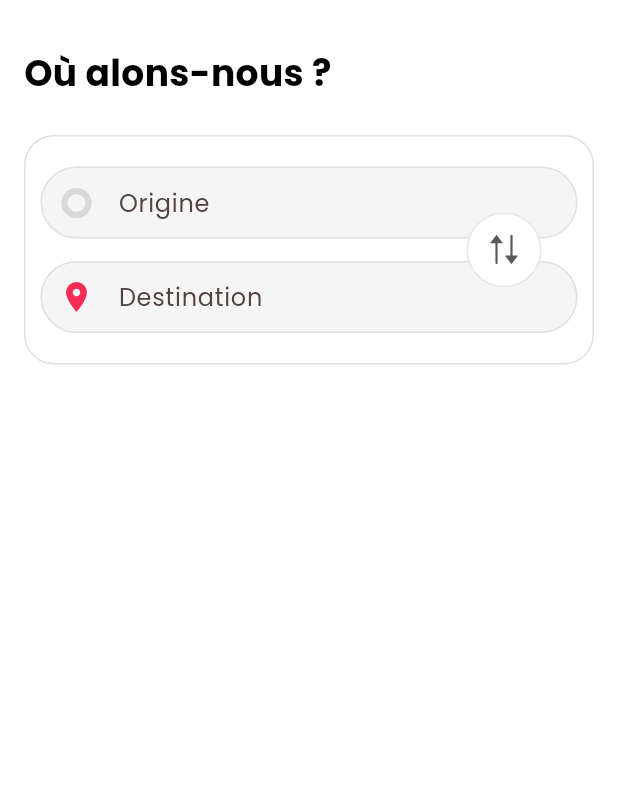
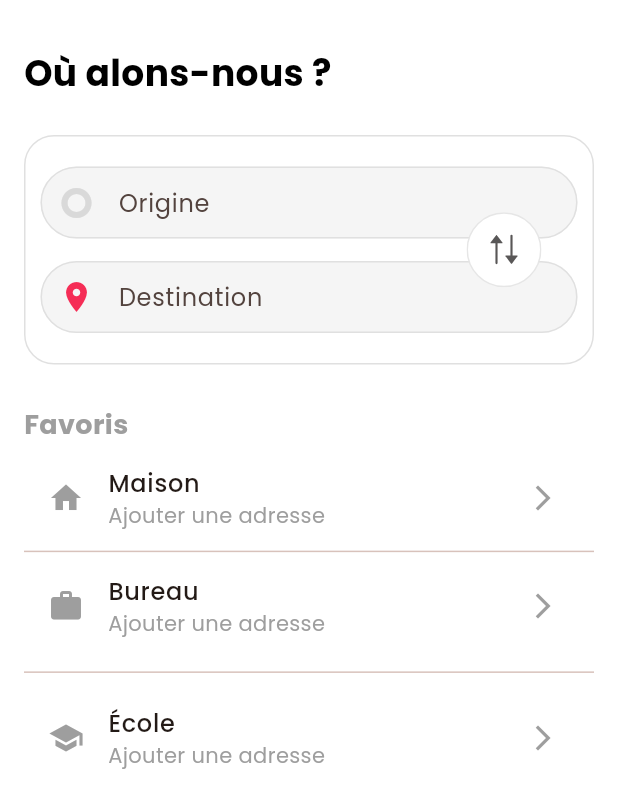
Before and after one commit to cgueye1/seddo, a Flutter app: the TransportCommun screen opened directly, on a phone screen of 412 x 824 dp. Shown: the top 808 px of the screen. Run offline on Flutter 3.47's test engine with Material 3 defaults, Android fonts, the light colour scheme and no system bars; drawn by our look-alikes of flutter_typeahead; our stand-ins replace bloc, dio, equatable, firebase_core, firebase_messaging, flutter_bloc and 14 more; missing offline and left inert: record; accounts and stored records are empty; network calls fail; project files that could hold a hidden picture were left out.

Commit message:
Transport Favoris

```diff
--- a/seedo-main/lib/pages/transit/TransportCommun.dart
+++ b/seedo-main/lib/pages/transit/TransportCommun.dart
@@ -9,6 +9,7 @@ import 'package:seddoapp/utils/HexColor.dart';
 import '../../models/transit/PlaceModel.dart';
 import '../../services/AdMobService.dart';
 import '../../widgets/transit/DakarSearchWidget.dart';
+import '../../widgets/transit/FavoritePlacesWidget.dart';
 import 'RouteTimelinePage.dart';
 
 class TransportCommun extends StatefulWidget {
@@ -86,6 +87,8 @@ class _HomeState extends State<TransportCommun> with WidgetsBindingObserver {
 
                     children: [
                       DakarSearchWidget(
+                        key: ValueKey("${origine?.name}-1"),
+                        initPlace: origine,
                         icon: Icon(
                           Icons.trip_origin_outlined,
                           color: HexColor("#D9D9D9"),
@@ -95,7 +98,7 @@ class _HomeState extends State<TransportCommun> with WidgetsBindingObserver {
                           setState(() {
                             loading = true;
                           });
-                          Future.delayed(Duration(seconds: 2), () {
+                          Future.delayed(Duration(seconds: 1), () {
                             setState(() {
                               loading = false;
                               origine = location;
@@ -105,17 +108,19 @@ class _HomeState extends State<TransportCommun> with WidgetsBindingObserver {
                       ),
                       SizedBox(height: 15),
                       DakarSearchWidget(
+                        key: ValueKey(destination?.name),
                         icon: Icon(
                           Icons.location_on_sharp,
                           color: HexColor("#F52D56"),
                         ),
                         label: "Destination",
+                        initPlace: destination,
                         onLocationSelected: (PlaceModel location) {
                           setState(() {
                             loading = true;
                           });
 
-                          Future.delayed(Duration(seconds: 2), () {
+                          Future.delayed(Duration(seconds: 1), () {
                             setState(() {
                               loading = false;
                               destination = location;
@@ -174,7 +179,14 @@ class _HomeState extends State<TransportCommun> with WidgetsBindingObserver {
                         stopTimeResponse: null,
                       ),
                     )
-                    : SizedBox(),
+                    : FavoritePlacesWidget(
+                        onFavoritePlaceSelected: (PlaceModel place) {
+                          setState(() {
+                            destination = place;
+                          });
+                        },
+
+                    ),
           ),
           Positioned(
             top: 0,
--- /dev/null
+++ b/seedo-main/lib/services/transit/FavoritePlaceService.dart
@@ -0,0 +1,33 @@
+import 'package:shared_preferences/shared_preferences.dart';
+import 'dart:convert';
+
+import '../../models/transit/PlaceModel.dart';
+
+
+class FavoritePlaceService {
+  static const _keys = {
+    'home': 'favorite_home',
+    'work': 'favorite_work',
+    'school': 'favorite_school',
+  };
+
+  Future<void> saveFavorite(String type, PlaceModel place) async {
+    final prefs = await SharedPreferences.getInstance();
+    final jsonString = jsonEncode(place.toJson());
+    await prefs.setString(_keys[type]!, jsonString);
+  }
+
+  Future<PlaceModel?> getFavorite(String type) async {
+    final prefs = await SharedPreferences.getInstance();
+    final jsonString = prefs.getString(_keys[type]!);
+    if (jsonString == null) return null;
+    final jsonData = jsonDecode(jsonString);
+    print(jsonData );
+    return PlaceModel.fromJson(jsonData);
+  }
+
+  Future<void> removeFavorite(String type) async {
+    final prefs = await SharedPreferences.getInstance();
+    await prefs.remove(_keys[type]!);
+  }
+}
--- a/seedo-main/lib/widgets/transit/DakarSearchWidget.dart
+++ b/seedo-main/lib/widgets/transit/DakarSearchWidget.dart
@@ -8,12 +8,20 @@ import 'package:http/http.dart' as http;
 import 'package:loading_indicator/loading_indicator.dart';
 
 import '../../models/transit/PlaceModel.dart';
+
 class DakarSearchWidget extends StatefulWidget {
   final Function(PlaceModel) onLocationSelected;
   final String label;
   final Icon icon;
+  final PlaceModel? initPlace;
 
-  const DakarSearchWidget({Key? key, required this.onLocationSelected, required this.label, required this.icon}) : super(key: key);
+  const DakarSearchWidget({
+    Key? key,
+    required this.onLocationSelected,
+    required this.label,
+    required this.icon,
+    this.initPlace,
+  }) : super(key: key);
 
   @override
   _DakarSearchWidgetState createState() => _DakarSearchWidgetState();
@@ -23,14 +31,24 @@ class _DakarSearchWidgetState extends State<DakarSearchWidget> {
   final TextEditingController _controller = TextEditingController();
   Timer? _debounceTimer;
   final Duration _debounceDelay = const Duration(milliseconds: 500);
-  bool positionLoader=false;
+  bool positionLoader = false;
 
   static const double dakarLat = 14.7167;
   static const double dakarLon = -17.4677;
+
+  @override
+  void initState() {
+    super.initState();
+    // If initPlace is not null, set the initial value of the text field
+    if (widget.initPlace != null) {
+      _controller.text = widget.initPlace!.name;
+    }
+  }
+
   Future<void> _useCurrentLocation() async {
     try {
       setState(() {
-        positionLoader=true;
+        positionLoader = true;
       });
       bool serviceEnabled = await Geolocator.isLocationServiceEnabled();
       if (!serviceEnabled) {
@@ -57,18 +75,16 @@ class _DakarSearchWidgetState extends State<DakarSearchWidget> {
       final url = Uri.parse(
         'https://nominatim.openstreetmap.org/reverse?format=json'
             '&lat=${position.latitude}&lon=${position.longitude}'
-            '&addressdetails=1',);
+            '&addressdetails=1',
+      );
 
       final response = await http.get(url, headers: {
         'User-Agent': 'solimus/1.0 (contactwakana@gmail.com)',
       });
-      print("response.body");
-      print(response.body);
-
 
       if (response.statusCode == 200) {
         setState(() {
-          positionLoader=false;
+          positionLoader = false;
         });
         final data = json.decode(response.body);
 
@@ -76,27 +92,26 @@ class _DakarSearchWidgetState extends State<DakarSearchWidget> {
           latitude: position.latitude,
           longitude: position.longitude,
           name: getLocationName(data),
-          address:_formatAddress(data['address']),
+          address: _formatAddress(data['address']),
         );
 
         _controller.text = place.name;
         widget.onLocationSelected(place);
         FocusScope.of(context).unfocus();
-
-
       } else {
         setState(() {
-          positionLoader=false;
+          positionLoader = false;
         });
         print('Erreur reverse geocoding : ${response.statusCode}');
       }
     } catch (e) {
       setState(() {
-        positionLoader=false;
+        positionLoader = false;
       });
       print('Erreur GPS ou reverse geocoding : $e');
     }
   }
+
   String getLocationName(Map<String, dynamic> data) {
     final name = data['name']?.toString().trim();
     if (name != null && name.isNotEmpty) {
@@ -110,6 +125,7 @@ class _DakarSearchWidgetState extends State<DakarSearchWidget> {
 
     return 'Ma position actuelle';
   }
+
   static String _formatAddress(Map<String, dynamic>? address) {
     if (address == null) return '';
 
@@ -137,7 +153,8 @@ class _DakarSearchWidgetState extends State<DakarSearchWidget> {
             '&limit=5'
             '&countrycodes=sn'
             '&viewbox=${dakarLon - 0.3},${dakarLat + 0.3},${dakarLon + 0.3},${dakarLat - 0.3}'
-              '&bounded=1');
+            '&bounded=1',
+      );
 
       final response = await http.get(
         url,
@@ -169,7 +186,6 @@ class _DakarSearchWidgetState extends State<DakarSearchWidget> {
             return await _fetchSuggestions(pattern);
           },
           builder: (context, controller, focusNode) {
-
             // Synchronisation manuelle
             if (!focusNode.hasFocus && _controller.text != controller.text) {
               controller.text = _controller.text;
@@ -193,12 +209,11 @@ class _DakarSearchWidgetState extends State<DakarSearchWidget> {
                 ),
                 focusedBorder: OutlineInputBorder(
                   borderRadius: BorderRadius.circular(100),
-                //  borderSide: BorderSide(color: Colors.blue),
                 ),
                 filled: true,
                 fillColor: Colors.grey[100],
                 contentPadding: EdgeInsets.symmetric(
-                  vertical: 12, // ↓ réduit la hauteur ici
+                  vertical: 12,
                   horizontal: 20,
                 ),
               ),
@@ -233,55 +248,39 @@ class _DakarSearchWidgetState extends State<DakarSearchWidget> {
           },
           emptyBuilder: (context) => Padding(
             padding: EdgeInsets.all(16),
-            child:Column(
+            child: Column(
               crossAxisAlignment: CrossAxisAlignment.center,
-
               children: [
                 Text(
                   'Aucun résultat trouvé',
                   style: TextStyle(color: Colors.grey),
                 ),
                 SizedBox(height: 10),
-                positionLoader?
-
-              Center(
-                child:   Container(
+                positionLoader
+                    ? Center(
+                  child: Container(
                     width: 50,
-
                     child: LoadingIndicator(
-
-                    indicatorType: Indicator. ballScaleRipple,
+                      indicatorType: Indicator.ballScaleRipple,
                       colors: const [Colors.orangeAccent],
                       strokeWidth: 2,
-
                       backgroundColor: Colors.transparent,
                       pathBackgroundColor: Colors.transparent,
                     ),
+                  ),
                 )
-              )
-
-                    :
-
-
-                Center(
-                  child:  ElevatedButton.icon(
+                    : Center(
+                  child: ElevatedButton.icon(
                     onPressed: _useCurrentLocation,
                     icon: Icon(Icons.my_location),
                     label: Text("Utiliser ma position actuelle"),
-                )),
+                  ),
+                ),
               ],
             ),
           ),
           loadingBuilder: (context) => Center(child: CircularProgressIndicator()),
         ),
-      /*  if (_controller.text.isNotEmpty)
-          Padding(
-            padding: const EdgeInsets.only(top: 8.0),
-            child: Text(
-              'Recherche limitée à la région de Dakar',
-              style: TextStyle(color: Colors.grey, fontSize: 12),
-            ),
-          ),*/
       ],
     );
   }
--- /dev/null
+++ b/seedo-main/lib/widgets/transit/FavoritePlacesWidget.dart
@@ -0,0 +1,131 @@
+import 'package:flutter/material.dart';
+import '../../models/transit/PlaceModel.dart';
+import '../../services/transit/FavoritePlaceService.dart';
+import 'DakarSearchWidget.dart';
+
+class FavoritePlacesWidget extends StatefulWidget {
+  final Function(PlaceModel) onFavoritePlaceSelected; // Add callback
+
+  FavoritePlacesWidget({required this.onFavoritePlaceSelected});
+
+  @override
+  _FavoritePlacesWidgetState createState() => _FavoritePlacesWidgetState();
+}
+
+class _FavoritePlacesWidgetState extends State<FavoritePlacesWidget> {
+  final _service = FavoritePlaceService();
+  Map<String, PlaceModel?> favoris = {
+    'home': null,
+    'work': null,
+    'school': null,
+  };
+
+  @override
+  void initState() {
+    super.initState();
+    _loadFavorites();
+  }
+
+  Future<void> _loadFavorites() async {
+    favoris['home'] = await _service.getFavorite('home');
+    favoris['work'] = await _service.getFavorite('work');
+    favoris['school'] = await _service.getFavorite('school');
+    setState(() {});
+
+  }
+
+  Widget _buildFavoriteTile({
+    required String label,
+    required IconData icon,
+    required String key,
+  }) {
+    final place = favoris[key];
+    return ListTile(
+      leading: Icon(icon, color: Colors.grey),
+      title: Text(label, style: TextStyle(fontWeight: FontWeight.w500)),
+      subtitle: Text(
+        place?.name ?? 'Ajouter une adresse',
+        style: TextStyle(fontWeight: FontWeight.w400, color: Colors.grey),
+      ),
+      trailing:
+          place != null
+              ? IconButton(
+                onPressed: () => _handleFavoriteTap(null, key),
+                icon: Icon(Icons.edit, color: Colors.grey),
+              )
+              : Icon(Icons.arrow_forward_ios, color: Colors.grey, size: 20),
+      onTap: () => _handleFavoriteTap(place, key),
+    );
+  }
+
+  void _handleFavoriteTap(PlaceModel? favori, String key) async {
+    if (favori == null) {
+      showModalBottomSheet(
+        context: context,
+        isScrollControlled: true,
+        shape: RoundedRectangleBorder(
+          borderRadius: BorderRadius.vertical(top: Radius.circular(25.0)),
+        ),
+        builder: (context) {
+          final screenHeight = MediaQuery.of(context).size.height;
+          final keyboardHeight = MediaQuery.of(context).viewInsets.bottom;
+
+          // Si le clavier est ouvert, la hauteur du bottom sheet sera réduite.
+          final sheetHeight =
+              keyboardHeight > 0
+                  ? screenHeight - keyboardHeight
+                  : screenHeight * 0.5;
+
+          return SizedBox(
+            height: sheetHeight, // Ajuste la taille en fonction du clavier
+            child: Padding(
+              padding: EdgeInsets.symmetric(horizontal: 16.0, vertical: 24.0),
+              child: DakarSearchWidget(
+                label: 'Choisissez un lieu',
+                icon: Icon(Icons.location_on),
+                onLocationSelected: (selectedPlace) async {
+                  Navigator.of(context).pop();
+                  setState(() {
+                    favoris[key] = selectedPlace;
+                  });
+                  await _service.saveFavorite(key, selectedPlace);
+                },
+              ),
+            ),
+          );
+        },
+      );
+    } else {
+      widget.onFavoritePlaceSelected(favori);
+    }
+  }
+
+  @override
+  Widget build(BuildContext context) {
+    return Padding(
+
+    padding: EdgeInsets.only(left: 16, right: 16,bottom: 16),
+    child:Column(
+      mainAxisSize: MainAxisSize.min,
+      children: [
+        SizedBox(height: 20,),
+       Row(
+            mainAxisAlignment: MainAxisAlignment.spaceBetween,
+            children: [
+              Text("Favoris", style: TextStyle(fontWeight: FontWeight.bold,fontSize: 18,color: Colors.grey)),
+              Text(""),
+            ],
+          ),
+
+        _buildFavoriteTile(label: 'Maison', icon: Icons.home, key: 'home'),
+   Divider(height: .1),
+        _buildFavoriteTile(label: 'Bureau', icon: Icons.work, key: 'work'),
+
+          Divider(),
+
+        _buildFavoriteTile(label: 'École', icon: Icons.school, key: 'school'),
+      ],
+    )
+    );
+  }
+}
```
Also changed, not shown: seedo-main/lib/main.dart (+5 -3 lines), seedo-main/lib/models/transit/PlaceModel.dart (+28 -12 lines). Lines whose indentation alone changed are shown as unchanged.
